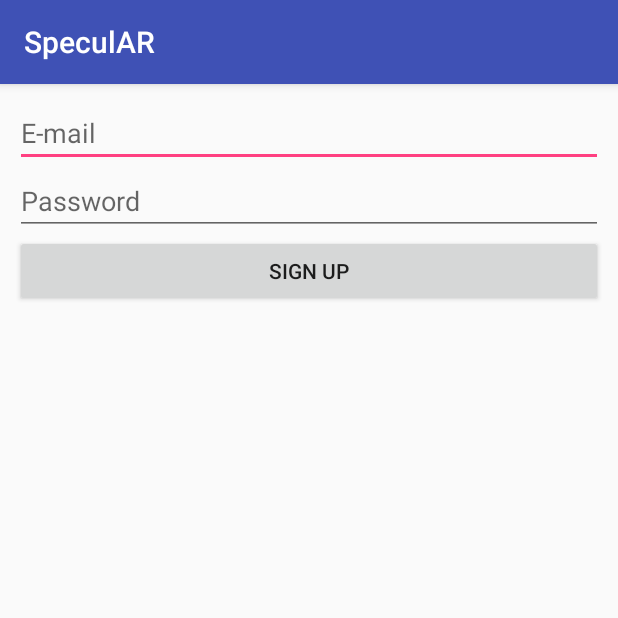
After one commit to Hemmet/SpeculAR, an Android app: the SignUpActivity screen opened directly, with no data from a screen before it, on a phone screen of 412 x 824 dp, the top half of it. The commit adds this screen. Run offline under Robolectric (Android 15) with nearby library versions, the phone set to English and light mode, and no system bars.

Commit message:
added signup page layout and activity

```diff
--- a/SpeculAR/app/src/main/AndroidManifest.xml
+++ b/SpeculAR/app/src/main/AndroidManifest.xml
@@ -16,6 +16,7 @@
                 <category android:name="android.intent.category.LAUNCHER" />
             </intent-filter>
         </activity>
+        <activity android:name=".SignUpActivity"></activity>
     </application>
 
 </manifest>
--- a/SpeculAR/app/src/main/java/com/mate/specular/MainActivity.java
+++ b/SpeculAR/app/src/main/java/com/mate/specular/MainActivity.java
@@ -1,9 +1,11 @@
 package com.mate.specular;
 
+import android.content.Intent;
 import android.support.v7.app.AppCompatActivity;
 import android.os.Bundle;
 import android.util.Log;
 import android.view.View;
+import android.widget.Button;
 import android.widget.EditText;
 import android.widget.TextView;
 
@@ -12,7 +14,7 @@ import org.opencv.android.OpenCVLoader;
 public class MainActivity extends AppCompatActivity {
 
     private static final String TAG = "MainActivity";
-
+    Button signUpTextButton;
     static {
         if(OpenCVLoader.initDebug()){
             Log.d(TAG, "OpenCV succesfully loaded.");
@@ -28,12 +30,19 @@ public class MainActivity extends AppCompatActivity {
 
     @Override
     protected void onCreate(Bundle savedInstanceState) {
+
         super.onCreate(savedInstanceState);
         setContentView(R.layout.activity_main);
 
-        // Example of a call to a native method
-       // TextView tv = (TextView) findViewById(R.id.sample_text);
-        //tv.setText(stringFromJNI());
+        signUpTextButton = (Button) findViewById(R.id.signUpButton);
+        signUpTextButton.setOnClickListener(new View.OnClickListener() {
+            @Override
+            public void onClick(View v) {
+                Intent intent = new Intent(MainActivity.this, SignUpActivity.class);
+                startActivity(intent);
+            }
+        });
+
     }
 
     /*public EditText username =  findViewById(R.id.userLoginEmail);
@@ -48,8 +57,11 @@ public class MainActivity extends AppCompatActivity {
     }*/
 
     public void signupButtonAction(){
+        Intent intent = new Intent(MainActivity.this, SignUpActivity.class);
+        startActivity(intent);
+    }
 
-    }
+
 
     /**
      * A native method that is implemented by the 'native-lib' native library,
--- /dev/null
+++ b/SpeculAR/app/src/main/java/com/mate/specular/SignUpActivity.java
@@ -0,0 +1,13 @@
+package com.mate.specular;
+
+import android.support.v7.app.AppCompatActivity;
+import android.os.Bundle;
+
+public class SignUpActivity extends AppCompatActivity {
+
+    @Override
+    protected void onCreate(Bundle savedInstanceState) {
+        super.onCreate(savedInstanceState);
+        setContentView(R.layout.activity_sign_up);
+    }
+}
--- /dev/null
+++ b/SpeculAR/app/src/main/res/layout/activity_sign_up.xml
@@ -0,0 +1,43 @@
+<?xml version="1.0" encoding="utf-8"?>
+<RelativeLayout xmlns:android="http://schemas.android.com/apk/res/android"
+    xmlns:tools="http://schemas.android.com/tools"
+    android:layout_width="match_parent"
+    android:layout_height="match_parent"
+    android:paddingBottom="@dimen/activity_vertical_margin"
+    android:paddingLeft="@dimen/activity_horizontal_margin"
+    android:paddingRight="@dimen/activity_horizontal_margin"
+    android:paddingTop="@dimen/activity_vertical_margin"
+    tools:context=".SignUpActivity" >
+
+    <EditText
+        android:id="@+id/emailField"
+        android:layout_width="match_parent"
+        android:layout_height="wrap_content"
+        android:layout_alignParentLeft="true"
+        android:layout_alignParentTop="true"
+        android:ems="10"
+        android:inputType="textEmailAddress"
+        android:hint="@string/email_hint" >
+
+        <requestFocus />
+    </EditText>
+
+    <EditText
+        android:id="@+id/passwordField"
+        android:layout_width="match_parent"
+        android:layout_height="wrap_content"
+        android:layout_alignLeft="@+id/emailField"
+        android:layout_below="@+id/emailField"
+        android:ems="10"
+        android:inputType="textPassword"
+        android:hint="@string/password_hint" />
+
+    <Button
+        android:id="@+id/signupButton"
+        android:layout_width="match_parent"
+        android:layout_height="wrap_content"
+        android:layout_alignLeft="@+id/passwordField"
+        android:layout_below="@+id/passwordField"
+        android:text="@string/sign_up_button_label" />
+
+</RelativeLayout>
--- /dev/null
+++ b/SpeculAR/app/src/main/res/values/dimen.xml
@@ -0,0 +1,5 @@
+<?xml version="1.0" encoding="utf-8"?>
+<resources>
+    <dimen name="activity_vertical_margin">10dp</dimen>
+    <dimen name="activity_horizontal_margin">10dp</dimen>
+</resources>
--- a/SpeculAR/app/src/main/res/values/strings.xml
+++ b/SpeculAR/app/src/main/res/values/strings.xml
@@ -1,3 +1,6 @@
 <resources>
     <string name="app_name">SpeculAR</string>
+    <string name="email_hint">E-mail</string>
+    <string name="password_hint">Password</string>
+    <string name="sign_up_button_label">Sign Up</string>
 </resources>
```
Also changed, not shown: 1 other file.
